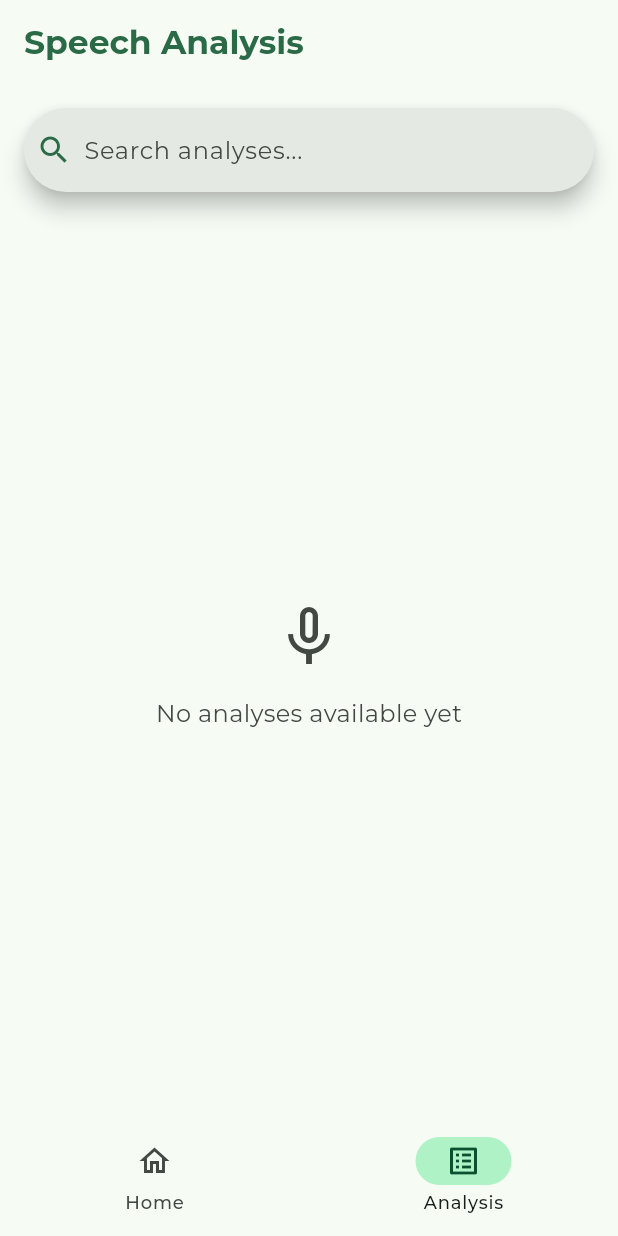
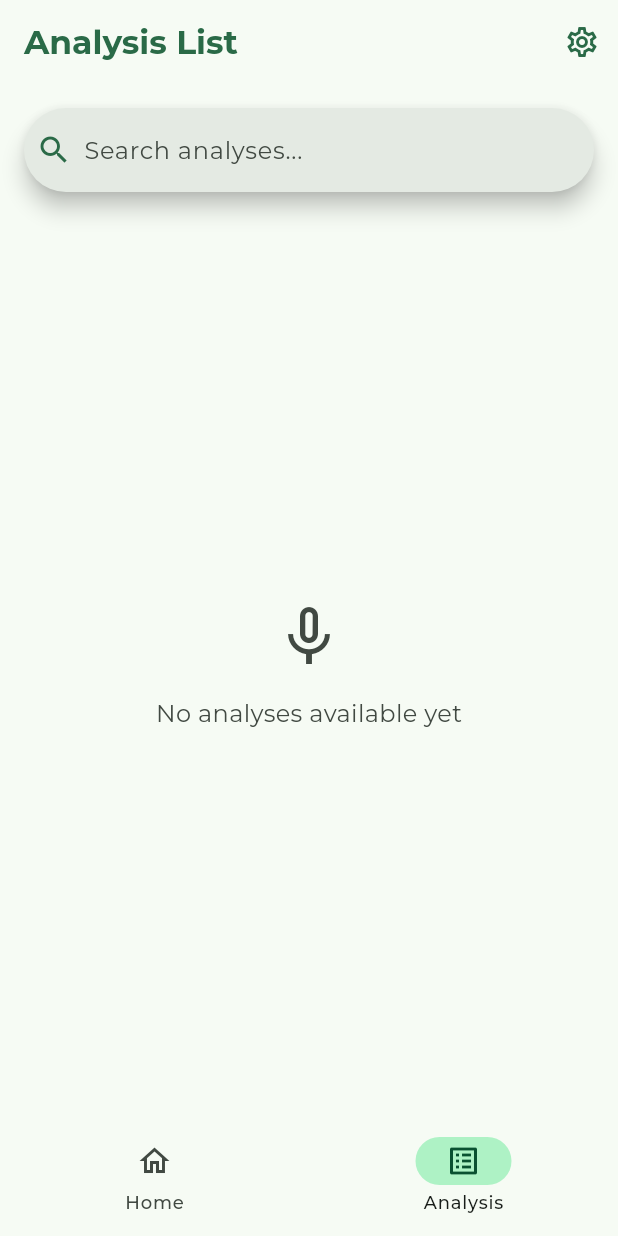
Before and after one commit to dtrovato997/SpeechAnalysis, a Flutter app: the screen it shows after launch, after a tap on "View all", on a phone screen of 412 x 824 dp. Run offline on Flutter 3.47's test engine with Material 3 defaults, Android fonts, the phone set to English and light mode, and no system bars; our stand-ins replace audio_video_progress_bar, device_preview, file_picker, flutter_carousel_widget, google_fonts, just_audio and 4 more; missing offline and left inert: audio_waveforms, ffmpeg_kit_flutter_new, onnxruntime; accounts and stored records are empty.

Commit message:
feat : Added setting page and possibility to select themes

```diff
--- a/flutter_app/lib/main.dart
+++ b/flutter_app/lib/main.dart
@@ -7,6 +7,7 @@ import 'package:mobile_speech_recognition/data/repositories/tag_repository.dart'
 import 'package:mobile_speech_recognition/data/services/audio_analysis_local_service.dart';
 import 'package:mobile_speech_recognition/services/exception_handler_service.dart';
 import 'package:mobile_speech_recognition/services/logger_service.dart';
+import 'package:mobile_speech_recognition/ui/core/themes/theme_provider.dart';
 import 'package:mobile_speech_recognition/ui/core/ui/home_page/widgets/home_page_screen.dart';
 import 'package:mobile_speech_recognition/ui/core/themes/theme.dart';
 import 'package:mobile_speech_recognition/utils/util.dart';
@@ -23,9 +24,14 @@ void main() async {
         ChangeNotifierProvider<AudioAnalysisRepository>(
           create: (_) => AudioAnalysisRepository(),
         ),
-
         ChangeNotifierProvider<TagRepository>(
           create: (_) => TagRepository(),
+        ),
+        ChangeNotifierProvider<ThemeProvider>(
+          create: (context) {
+            final textTheme = createTextTheme(context, "Montserrat", "Montserrat");
+            return ThemeProvider(textTheme);
+          },
         ),
       ],
       child: DevicePreview(
@@ -80,25 +86,17 @@ class MyApp extends StatelessWidget {
 
   @override
   Widget build(BuildContext context) {
-    return MaterialApp(
-      builder: DevicePreview.appBuilder,
-      locale: DevicePreview.locale(context), // Add the locale
-      useInheritedMediaQuery: true,
-      title: 'Speech Recognition App',
-      theme: _buildTheme(context), // Use our custom theme function
-      home: const HomePage(),
+    return Consumer<ThemeProvider>(
+      builder: (context, themeProvider, child) {
+        return MaterialApp(
+          builder: DevicePreview.appBuilder,
+          locale: DevicePreview.locale(context),
+          useInheritedMediaQuery: true,
+          title: 'Speech Recognition App',
+          theme: themeProvider.themeData,
+          home: const HomePage(),
+        );
+      },
     );
   }
-
-  ThemeData _buildTheme(BuildContext context) {
-    final brightness = MediaQuery.platformBrightnessOf(context);
-
-    // Use with Google Fonts package to use downloadable fonts
-    TextTheme textTheme = createTextTheme(context, "Montserrat", "Montserrat");
-
-    MaterialTheme theme = MaterialTheme(textTheme);
-
-    // Use the light or dark theme based on platform brightness
-    return theme.light();
-  }
 }
--- /dev/null
+++ b/flutter_app/lib/ui/core/themes/theme_provider.dart
@@ -0,0 +1,103 @@
+// lib/providers/theme_provider.dart
+import 'package:flutter/material.dart';
+import 'package:shared_preferences/shared_preferences.dart';
+import 'package:mobile_speech_recognition/ui/core/themes/theme.dart';
+
+enum AppTheme {
+  light,
+  lightMediumContrast,
+  lightHighContrast,
+  dark,
+  darkMediumContrast,
+  darkHighContrast,
+}
+
+class ThemeProvider extends ChangeNotifier {
+  AppTheme _currentTheme = AppTheme.light;
+  final MaterialTheme _materialTheme;
+
+  ThemeProvider(TextTheme textTheme) : _materialTheme = MaterialTheme(textTheme) {
+    _loadTheme();
+  }
+
+  AppTheme get currentTheme => _currentTheme;
+
+  ThemeData get themeData {
+    switch (_currentTheme) {
+      case AppTheme.light:
+        return _materialTheme.light();
+      case AppTheme.lightMediumContrast:
+        return _materialTheme.lightMediumContrast();
+      case AppTheme.lightHighContrast:
+        return _materialTheme.lightHighContrast();
+      case AppTheme.dark:
+        return _materialTheme.dark();
+      case AppTheme.darkMediumContrast:
+        return _materialTheme.darkMediumContrast();
+      case AppTheme.darkHighContrast:
+        return _materialTheme.darkHighContrast();
+    }
+  }
+
+  String get themeDisplayName {
+    switch (_currentTheme) {
+      case AppTheme.light:
+        return 'Light';
+      case AppTheme.lightMediumContrast:
+        return 'Light Medium Contrast';
+      case AppTheme.lightHighContrast:
+        return 'Light High Contrast';
+      case AppTheme.dark:
+        return 'Dark';
+      case AppTheme.darkMediumContrast:
+        return 'Dark Medium Contrast';
+      case AppTheme.darkHighContrast:
+        return 'Dark High Contrast';
+    }
+  }
+
+  static String getThemeDisplayName(AppTheme theme) {
+    switch (theme) {
+      case AppTheme.light:
+        return 'Light';
+      case AppTheme.lightMediumContrast:
+        return 'Light Medium Contrast';
+      case AppTheme.lightHighContrast:
+        return 'Light High Contrast';
+      case AppTheme.dark:
+        return 'Dark';
+      case AppTheme.darkMediumContrast:
+        return 'Dark Medium Contrast';
+      case AppTheme.darkHighContrast:
+        return 'Dark High Contrast';
+    }
+  }
+
+  Future<void> setTheme(AppTheme theme) async {
+    _currentTheme = theme;
+    notifyListeners();
+    await _saveTheme();
+  }
+
+  Future<void> _loadTheme() async {
+    try {
+      final prefs = await SharedPreferences.getInstance();
+      final themeIndex = prefs.getInt('app_theme') ?? 0;
+      if (themeIndex >= 0 && themeIndex < AppTheme.values.length) {
+        _currentTheme = AppTheme.values[themeIndex];
+        notifyListeners();
+      }
+    } catch (e) {
+      // If loading fails, keep default theme
+    }
+  }
+
+  Future<void> _saveTheme() async {
+    try {
+      final prefs = await SharedPreferences.getInstance();
+      await prefs.setInt('app_theme', _currentTheme.index);
+    } catch (e) {
+      // Handle save error silently
+    }
+  }
+}
--- a/flutter_app/lib/ui/core/ui/home_page/widgets/home_page_screen.dart
+++ b/flutter_app/lib/ui/core/ui/home_page/widgets/home_page_screen.dart
@@ -5,6 +5,7 @@ import 'package:mobile_speech_recognition/ui/core/ui/home_page/widgets/recent_an
 import 'package:mobile_speech_recognition/ui/core/ui/record_audio/widgets/record_audio_screen.dart';
 import 'package:mobile_speech_recognition/ui/core/ui/analysis_list/widgets/analysis_list_screen.dart';
 import 'package:mobile_speech_recognition/ui/core/ui/upload_audio/widgets/upload_audio_screen.dart';
+import 'package:mobile_speech_recognition/ui/core/ui/settings/widgets/settings_screen.dart';
 import 'package:mobile_speech_recognition/services/microphone_permission_service.dart';
 
 class HomePage extends StatefulWidget {
@@ -34,20 +35,35 @@ class _HomePageState extends State<HomePage> {
     final colorScheme = Theme.of(context).colorScheme;
 
     return Scaffold(
-      // Only show the app bar on the home tab
       appBar: AppBar(
         title: Text(
-          'Speech Analysis',
+          _currentIndex == 0 ? 'Speech Analysis' : 'Analysis List',
           style: TextStyle(
             color: colorScheme.primary,
             fontWeight: FontWeight.bold,
           ),
-
           textAlign: TextAlign.left,
         ),
         scrolledUnderElevation: 0.0,
         backgroundColor: colorScheme.surfaceBright,
         elevation: 0,
+        actions: [
+          IconButton(
+            icon: Icon(
+              Icons.settings_outlined,
+              color: colorScheme.primary,
+            ),
+            onPressed: () {
+              Navigator.push(
+                context,
+                MaterialPageRoute(
+                  builder: (context) => const SettingsScreen(),
+                ),
+              );
+            },
+            tooltip: 'Settings',
+          ),
+        ],
       ),
       backgroundColor: colorScheme.surfaceBright,
 
--- a/flutter_app/pubspec.yaml
+++ b/flutter_app/pubspec.yaml
@@ -24,6 +24,7 @@ dependencies:
   audio_video_progress_bar: ^2.0.3
   file_picker: ^8.1.2
   permission_handler: ^11.3.1
+  shared_preferences: ^2.2.2
 
 dev_dependencies:
   flutter_test:
```
Also changed, not shown: flutter_app/lib/ui/core/ui/settings/widgets/settings_screen.dart (added, +195 -0 lines), flutter_app/pubspec.lock.
